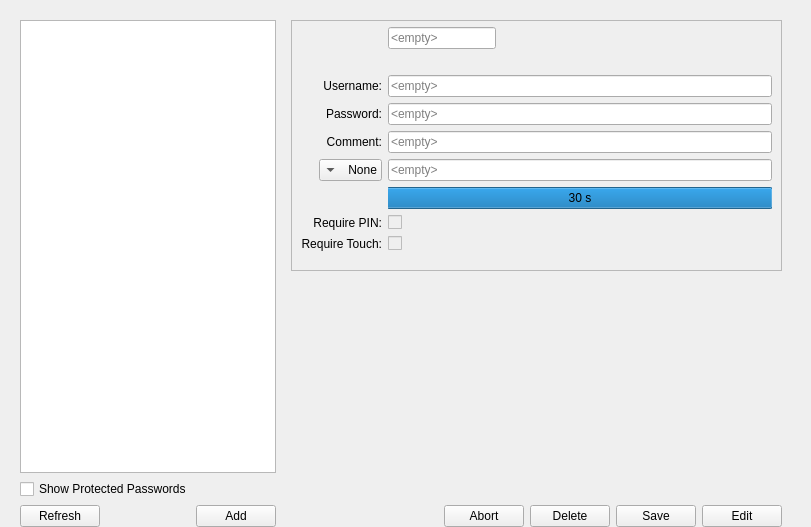
Before: the Qt Designer form nitrokeyapp/ui/secrets_tab.ui in Nitrokey/nitrokey-app2, drawn with Qt 5.
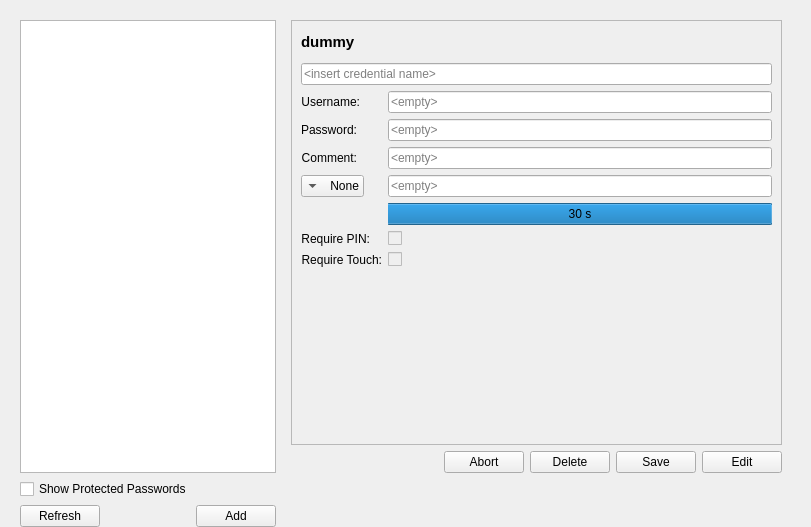
After: the same form once the commit is applied. Icons and pictures are not drawn.

What changed in the file:
```diff
--- a/nitrokeyapp/ui/secrets_tab.ui
+++ b/nitrokeyapp/ui/secrets_tab.ui
@@ -133,7 +133,7 @@
          </property>
         </widget>
        </item>
-       <item row="0" column="1" rowspan="3">
+       <item row="0" column="1">
         <widget class="QStackedWidget" name="credential_tab_space">
          <property name="sizePolicy">
           <sizepolicy hsizetype="Expanding" vsizetype="Expanding">
@@ -169,25 +169,93 @@
              <property name="frameShadow">
               <enum>QFrame::Raised</enum>
              </property>
-             <layout class="QGridLayout" name="gridLayout_3">
+             <layout class="QGridLayout" name="gridLayout_3" rowstretch="0,0,0,0,0,0,0,0,0,0">
               <property name="topMargin">
                <number>6</number>
               </property>
-              <item row="10" column="2">
-               <spacer name="___verticalSpacer">
-                <property name="orientation">
-                 <enum>Qt::Vertical</enum>
-                </property>
-                <property name="sizeHint" stdset="0">
+              <item row="9" column="2">
+               <layout class="QVBoxLayout" name="__verticalLayout_5">
+                <item>
+                 <widget class="QLabel" name="name_label">
+                  <property name="sizePolicy">
+                   <sizepolicy hsizetype="Preferred" vsizetype="Fixed">
+                    <horstretch>0</horstretch>
+                    <verstretch>0</verstretch>
+                   </sizepolicy>
+                  </property>
+                  <property name="minimumSize">
                  <size>
-                  <width>20</width>
-                  <height>10</height>
-                 </size>
-                </property>
-               </spacer>
-              </item>
-              <item row="4" column="0" colspan="2">
-               <widget class="QLabel" name="___password_label">
+                    <width>0</width>
+                    <height>30</height>
+                   </size>
+                  </property>
+                  <property name="font">
+                   <font>
+                    <pointsize>11</pointsize>
+                    <italic>false</italic>
+                    <bold>true</bold>
+                   </font>
+                  </property>
+                  <property name="text">
+                   <string>dummy</string>
+                  </property>
+                  <property name="alignment">
+                   <set>Qt::AlignLeading|Qt::AlignLeft|Qt::AlignVCenter</set>
+                  </property>
+                  <property name="margin">
+                   <number>0</number>
+                  </property>
+                 </widget>
+                </item>
+                <item>
+                 <widget class="QLineEdit" name="name">
+                  <property name="sizePolicy">
+                   <sizepolicy hsizetype="Expanding" vsizetype="Fixed">
+                    <horstretch>0</horstretch>
+                    <verstretch>0</verstretch>
+                   </sizepolicy>
+                  </property>
+                  <property name="placeholderText">
+                   <string>&lt;insert credential name&gt;</string>
+                  </property>
+                 </widget>
+                </item>
+                <item>
+                 <layout class="QFormLayout" name="formLayout">
+                  <item row="0" column="0">
+                   <widget class="QLabel" name="__username_label">
+                    <property name="text">
+                     <string>Username:</string>
+                    </property>
+                    <property name="alignment">
+                     <set>Qt::AlignRight|Qt::AlignTrailing|Qt::AlignVCenter</set>
+                    </property>
+                   </widget>
+                  </item>
+                  <item row="0" column="1">
+                   <widget class="QLineEdit" name="username">
+                    <property name="sizePolicy">
+                     <sizepolicy hsizetype="Expanding" vsizetype="Fixed">
+                      <horstretch>8</horstretch>
+                      <verstretch>0</verstretch>
+                     </sizepolicy>
+                    </property>
+                    <property name="echoMode">
+                     <enum>QLineEdit::Normal</enum>
+                    </property>
+                    <property name="dragEnabled">
+                     <bool>false</bool>
+                    </property>
+                    <property name="placeholderText">
+                     <string>&lt;empty&gt;</string>
+                    </property>
+                    <property name="clearButtonEnabled">
+                     <bool>false</bool>
+                    </property>
+                   </widget>
+                  </item>
+                  <item row="1" column="0">
+                   <widget class="QLabel" name="__password_label">
                 <property name="text">
                  <string>Password:</string>
                 </property>
@@ -196,20 +264,7 @@
                 </property>
                </widget>
               </item>
-              <item row="8" column="0" colspan="2">
-               <widget class="QLabel" name="___is_pin_protection_label">
-                <property name="layoutDirection">
-                 <enum>Qt::LeftToRight</enum>
-                </property>
-                <property name="text">
-                 <string>Require PIN:</string>
-                </property>
-                <property name="alignment">
-                 <set>Qt::AlignRight|Qt::AlignTrailing|Qt::AlignVCenter</set>
-                </property>
-               </widget>
-              </item>
-              <item row="4" column="2" colspan="2">
+                  <item row="1" column="1">
                <widget class="QLineEdit" name="password">
                 <property name="sizePolicy">
                  <sizepolicy hsizetype="Expanding" vsizetype="Fixed">
@@ -231,31 +286,8 @@
                 </property>
                </widget>
               </item>
-              <item row="5" column="2" colspan="2">
-               <widget class="QLineEdit" name="comment">
-                <property name="sizePolicy">
-                 <sizepolicy hsizetype="Expanding" vsizetype="Fixed">
-                  <horstretch>0</horstretch>
-                  <verstretch>0</verstretch>
-                 </sizepolicy>
-                </property>
-                <property name="placeholderText">
-                 <string>&lt;empty&gt;</string>
-                </property>
-               </widget>
-              </item>
-              <item row="3" column="1">
-               <widget class="QLabel" name="___username_label">
-                <property name="text">
-                 <string>Username:</string>
-                </property>
-                <property name="alignment">
-                 <set>Qt::AlignRight|Qt::AlignTrailing|Qt::AlignVCenter</set>
-                </property>
-               </widget>
-              </item>
-              <item row="5" column="0" colspan="2">
-               <widget class="QLabel" name="___comment_label">
+                  <item row="2" column="0">
+                   <widget class="QLabel" name="__comment_label">
                 <property name="layoutDirection">
                  <enum>Qt::LeftToRight</enum>
                 </property>
@@ -267,39 +299,33 @@
                 </property>
                </widget>
               </item>
-              <item row="2" column="2" colspan="2">
-               <spacer name="___verticalSpacer_3">
-                <property name="orientation">
-                 <enum>Qt::Vertical</enum>
-                </property>
-                <property name="sizeType">
-                 <enum>QSizePolicy::Fixed</enum>
-                </property>
-                <property name="sizeHint" stdset="0">
-                 <size>
-                  <width>298</width>
-                  <height>20</height>
-                 </size>
-                </property>
-               </spacer>
-              </item>
-              <item row="6" column="2" colspan="2">
-               <widget class="QLineEdit" name="otp">
+                  <item row="2" column="1">
+                   <widget class="QLineEdit" name="comment">
                 <property name="sizePolicy">
                  <sizepolicy hsizetype="Expanding" vsizetype="Fixed">
                   <horstretch>0</horstretch>
                   <verstretch>0</verstretch>
                  </sizepolicy>
                 </property>
-                <property name="readOnly">
-                 <bool>true</bool>
-                </property>
                 <property name="placeholderText">
                  <string>&lt;empty&gt;</string>
                 </property>
                </widget>
               </item>
-              <item row="8" column="2">
+                  <item row="5" column="0">
+                   <widget class="QLabel" name="__is_pin_protection_label">
+                    <property name="layoutDirection">
+                     <enum>Qt::LeftToRight</enum>
+                    </property>
+                    <property name="text">
+                     <string>Require PIN:</string>
+                    </property>
+                    <property name="alignment">
+                     <set>Qt::AlignRight|Qt::AlignTrailing|Qt::AlignVCenter</set>
+                    </property>
+                   </widget>
+                  </item>
+                  <item row="5" column="1">
                <widget class="QCheckBox" name="is_pin_protected">
                 <property name="enabled">
                  <bool>false</bool>
@@ -315,30 +341,8 @@
                 </property>
                </widget>
               </item>
-              <item row="3" column="2" colspan="2">
-               <widget class="QLineEdit" name="username">
-                <property name="sizePolicy">
-                 <sizepolicy hsizetype="Expanding" vsizetype="Fixed">
-                  <horstretch>8</horstretch>
-                  <verstretch>0</verstretch>
-                 </sizepolicy>
-                </property>
-                <property name="echoMode">
-                 <enum>QLineEdit::Normal</enum>
-                </property>
-                <property name="dragEnabled">
-                 <bool>false</bool>
-                </property>
-                <property name="placeholderText">
-                 <string>&lt;empty&gt;</string>
-                </property>
-                <property name="clearButtonEnabled">
-                 <bool>false</bool>
-                </property>
-               </widget>
-              </item>
-              <item row="9" column="0" colspan="2">
-               <widget class="QLabel" name="___is_touch_protection_label">
+                  <item row="6" column="0">
+                   <widget class="QLabel" name="__is_touch_protection_label">
                 <property name="layoutDirection">
                  <enum>Qt::RightToLeft</enum>
                 </property>
@@ -350,7 +354,7 @@
                 </property>
                </widget>
               </item>
-              <item row="9" column="2">
+                  <item row="6" column="1">
                <widget class="QCheckBox" name="is_touch_protected">
                 <property name="enabled">
                  <bool>false</bool>
@@ -366,7 +370,23 @@
                 </property>
                </widget>
               </item>
-              <item row="7" column="2" colspan="2">
+                  <item row="3" column="1">
+                   <widget class="QLineEdit" name="otp">
+                    <property name="sizePolicy">
+                     <sizepolicy hsizetype="Expanding" vsizetype="Fixed">
+                      <horstretch>0</horstretch>
+                      <verstretch>0</verstretch>
+                     </sizepolicy>
+                    </property>
+                    <property name="readOnly">
+                     <bool>true</bool>
+                    </property>
+                    <property name="placeholderText">
+                     <string>&lt;empty&gt;</string>
+                    </property>
+                   </widget>
+                  </item>
+                  <item row="4" column="1">
                <widget class="QProgressBar" name="otp_timeout_progress">
                 <property name="maximum">
                  <number>30</number>
@@ -385,21 +405,14 @@
                 </property>
                </widget>
               </item>
-              <item row="1" column="2">
-               <widget class="QLineEdit" name="credential_name">
-                <property name="sizePolicy">
-                 <sizepolicy hsizetype="Maximum" vsizetype="Fixed">
-                  <horstretch>0</horstretch>
-                  <verstretch>0</verstretch>
-                 </sizepolicy>
-                </property>
-                <property name="placeholderText">
-                 <string>&lt;empty&gt;</string>
-                </property>
-               </widget>
-              </item>
-              <item row="6" column="1">
+                  <item row="3" column="0">
                <widget class="QComboBox" name="algorithm">
+                    <property name="minimumSize">
+                     <size>
+                      <width>30</width>
+                      <height>0</height>
+                     </size>
+                    </property>
                 <property name="layoutDirection">
                  <enum>Qt::RightToLeft</enum>
                 </property>
@@ -430,23 +443,40 @@
                </widget>
               </item>
              </layout>
+                </item>
+                <item>
+                 <spacer name="verticalSpacer">
+                  <property name="orientation">
+                   <enum>Qt::Vertical</enum>
+                  </property>
+                  <property name="sizeHint" stdset="0">
+                   <size>
+                    <width>20</width>
+                    <height>40</height>
+                   </size>
+                  </property>
+                 </spacer>
+                </item>
+                <item>
+                 <spacer name="__verticalSpacer_3">
+                  <property name="orientation">
+                   <enum>Qt::Vertical</enum>
+                  </property>
+                  <property name="sizeHint" stdset="0">
+                   <size>
+                    <width>20</width>
+                    <height>10</height>
+                   </size>
+                  </property>
+                 </spacer>
+                </item>
+               </layout>
+              </item>
+             </layout>
             </widget>
            </item>
            <item>
-            <spacer name="___verticalSpacer_4">
-             <property name="orientation">
-              <enum>Qt::Vertical</enum>
-             </property>
-             <property name="sizeHint" stdset="0">
-              <size>
-               <width>408</width>
-               <height>140</height>
-              </size>
-             </property>
-            </spacer>
-           </item>
-           <item>
-            <widget class="QWidget" name="___edit_button_space" native="true">
+            <widget class="QWidget" name="__button_space_right" native="true">
              <layout class="QHBoxLayout" name="horizontalLayout_2">
               <property name="topMargin">
                <number>0</number>
```
Left out of the diff: 12 changed lines with no effect on the pictures. Lines whose indentation alone changed are shown as unchanged.
